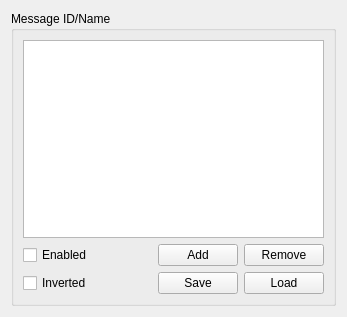
Before: the Qt Designer form R_Visualizer/MessageFilter/MsgIDFilter/ui/msgidfilterwidget.ui in NeverKnewTheName/R_Visualizer, drawn with Qt 5.
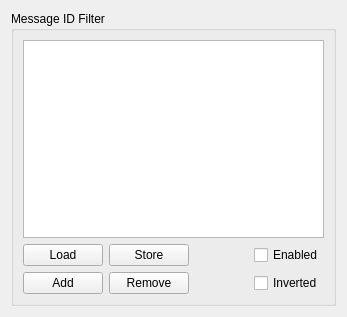
After: the same form once the commit is applied.

Commit message: replaced TimestampedMsg with Timestamp.. Adapted corresponding Filter; Now a TimestampedMsg is composed of a regular IMsg and an ITimestamp, the corresponding filter still takes an ITimestampedMsg in order to be able to forward it to the message filter, but internally only the ITimestamp Interface is used; MsgIDFilter is halfway working! WIP WIP WIP; MsgCodeFilter needs work; MsgTimestampFilter needs even more work! WIP WIP WIP

What changed in the file:
```diff
--- a/R_Visualizer/MessageFilter/MsgIDFilter/ui/msgidfilterwidget.ui
+++ b/R_Visualizer/MessageFilter/MsgIDFilter/ui/msgidfilterwidget.ui
@@ -23,36 +23,9 @@
       </sizepolicy>
      </property>
      <property name="title">
-      <string>Message ID/Name</string>
+      <string>Message ID Filter</string>
      </property>
      <layout class="QGridLayout" name="gridLayout_2">
-      <item row="2" column="3">
-       <widget class="QPushButton" name="rmvFilterIDPushButton">
-        <property name="text">
-         <string>Remove</string>
-        </property>
-       </widget>
-      </item>
-      <item row="2" column="2">
-       <widget class="QPushButton" name="addFilterIDPushButton">
-        <property name="text">
-         <string>Add</string>
-        </property>
-       </widget>
-      </item>
-      <item row="2" column="1">
-       <spacer name="idHorzSpcr">
-        <property name="orientation">
-         <enum>Qt::Horizontal</enum>
-        </property>
-        <property name="sizeHint" stdset="0">
-         <size>
-          <width>40</width>
-          <height>20</height>
-         </size>
-        </property>
-       </spacer>
-      </item>
       <item row="1" column="0" colspan="4">
        <widget class="QListView" name="idFilterlistView">
         <property name="sizePolicy">
@@ -64,27 +37,54 @@
        </widget>
       </item>
       <item row="2" column="0">
+       <widget class="QPushButton" name="filterIDLoadBtn">
+        <property name="text">
+         <string>Load</string>
+        </property>
+       </widget>
+      </item>
+      <item row="2" column="3">
        <widget class="QCheckBox" name="enableIDFilterCheckBox">
         <property name="text">
          <string>Enabled</string>
         </property>
        </widget>
       </item>
-      <item row="3" column="2">
+      <item row="2" column="2">
+       <spacer name="idHorzSpcr">
+        <property name="orientation">
+         <enum>Qt::Horizontal</enum>
+        </property>
+        <property name="sizeHint" stdset="0">
+         <size>
+          <width>40</width>
+          <height>20</height>
+         </size>
+        </property>
+       </spacer>
+      </item>
+      <item row="2" column="1">
        <widget class="QPushButton" name="filterIDSaveBtn">
         <property name="text">
-         <string>Save</string>
+         <string>Store</string>
         </property>
        </widget>
       </item>
-      <item row="3" column="3">
-       <widget class="QPushButton" name="filterIDLoadBtn">
+      <item row="3" column="0">
+       <widget class="QPushButton" name="addFilterIDPushButton">
         <property name="text">
-         <string>Load</string>
+         <string>Add</string>
         </property>
        </widget>
       </item>
       <item row="3" column="1">
+       <widget class="QPushButton" name="rmvFilterIDPushButton">
+        <property name="text">
+         <string>Remove</string>
+        </property>
+       </widget>
+      </item>
+      <item row="3" column="2">
        <spacer name="horizontalSpacer">
         <property name="orientation">
          <enum>Qt::Horizontal</enum>
@@ -97,7 +97,7 @@
         </property>
        </spacer>
       </item>
-      <item row="3" column="0">
+      <item row="3" column="3">
        <widget class="QCheckBox" name="checkBox">
         <property name="text">
          <string>Inverted</string>
```
Left out of the diff: 2 changed lines with no effect on the pictures. The commit also changes 44 other files.
